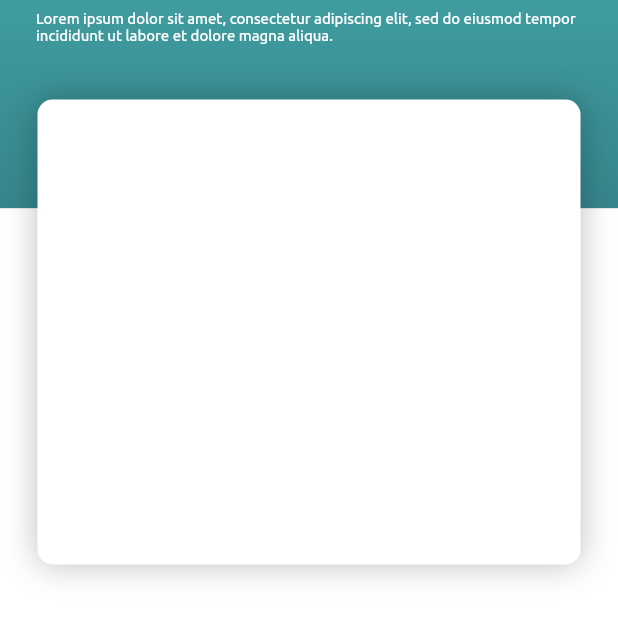
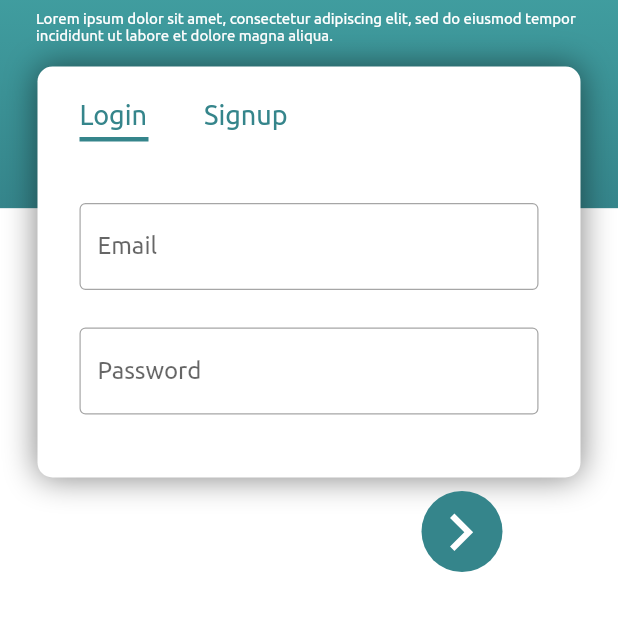
Before and after one commit to AscarisCorp/molly_flutter, a Flutter app: the screen it shows after launch, on a phone screen of 412 x 824 dp, the part 286-928 px from its top. Run offline on Flutter 3.47's test engine with Material 2 defaults, Android fonts, the phone set to English and light mode, and no system bars; our stand-ins replace bloc, flutter_bloc, flutter_svg.

Commit message:
Login and signup edit text included

```diff
--- a/lib/colors/app_colors.dart
+++ b/lib/colors/app_colors.dart
@@ -1,6 +1,26 @@
 import 'dart:ui';
 
+import 'package:flutter/material.dart';
+
 class AppColors{
+
+  MaterialColor get getMaterialColor{
+        Map<int, Color> color =
+{
+50:const Color.fromRGBO(4,131,184, .1),
+100:const Color.fromRGBO(4,131,184, .2),
+200:const Color.fromRGBO(4,131,184, .3),
+300:const Color.fromRGBO(4,131,184, .4),
+400:const Color.fromRGBO(4,131,184, .5),
+500:const Color.fromRGBO(4,131,184, .6),
+600:const Color.fromRGBO(4,131,184, .7),
+700:const Color.fromRGBO(4,131,184, .8),
+800:const Color.fromRGBO(4,131,184, .9),
+900:const Color.fromRGBO(4,131,184, 1),
+};
+     MaterialColor myColor = MaterialColor(0xff35858B, color);
+     return myColor;
+  }
 
   final white = const Color(0xffffffff);
   final black = const Color(0xff000000);
--- a/lib/main.dart
+++ b/lib/main.dart
@@ -1,6 +1,7 @@
 import 'package:flutter/material.dart';
 import 'package:molly/screens/login_screen.dart';
 import 'package:molly/themes/custom_theme.dart';
+import 'package:molly/widgets/login_or_signup.dart';
 
 void main() {
   runApp(const MyApp());
@@ -14,7 +15,8 @@ class MyApp extends StatelessWidget {
     return MaterialApp(
       title: 'Flutter Demo',
       theme: CustomTheme.lightTheme,
-      home: const LoginScreen(),
+      // home: Scaffold(body: LoginOrSignup()),
+      home: LoginScreen(),
     );
   }
 }
--- /dev/null
+++ b/lib/screens/bloc/loginscreen_bloc.dart
@@ -0,0 +1,22 @@
+import 'package:bloc/bloc.dart';
+import 'package:meta/meta.dart';
+import 'package:molly/screens/login_screen.dart';
+
+part 'loginscreen_event.dart';
+part 'loginscreen_state.dart';
+
+class LoginscreenBloc extends Bloc<LoginscreenEvent, LoginscreenState> {
+  LoginscreenBloc() : super(LoginscreenInitial()) {
+
+    on<SelectLoginEvent>((event, emit) {
+        emit(LoginSelectedState());
+    });
+
+     on<SelectSignUpEvent>((event, emit) {
+        emit(SignUpSelectedState());
+    });
+
+
+
+  }
+}
--- /dev/null
+++ b/lib/screens/bloc/loginscreen_event.dart
@@ -0,0 +1,10 @@
+part of 'loginscreen_bloc.dart';
+
+@immutable
+abstract class LoginscreenEvent {}
+
+class SignUpOnclickEvent extends LoginscreenEvent {}
+
+class SelectLoginEvent extends LoginscreenEvent {}
+
+class SelectSignUpEvent extends LoginscreenEvent {}
--- /dev/null
+++ b/lib/screens/bloc/loginscreen_state.dart
@@ -0,0 +1,10 @@
+part of 'loginscreen_bloc.dart';
+
+@immutable
+abstract class LoginscreenState {}
+
+class LoginscreenInitial extends LoginscreenState {}
+
+class LoginSelectedState extends LoginscreenState{}
+
+class SignUpSelectedState extends LoginscreenState{}
--- a/lib/screens/login_screen.dart
+++ b/lib/screens/login_screen.dart
@@ -1,121 +1,20 @@
 import 'package:flutter/material.dart';
-import 'package:flutter_svg/svg.dart';
-import 'package:molly/themes/custom_theme.dart';
+import 'package:molly/widgets/login_bg.dart';
+import 'package:molly/widgets/login_or_signup.dart';
 
-class LoginScreen extends StatefulWidget {
+
+class LoginScreen extends StatelessWidget {
   const LoginScreen({Key? key}) : super(key: key);
 
   @override
-  _LoginScreenState createState() => _LoginScreenState();
-}
-
-class _LoginScreenState extends State<LoginScreen> {
-  @override
   Widget build(BuildContext context) {
     return Scaffold(
-      body: Stack(
-        children: [
-          Column(
-            children: [
-              Expanded(
-                flex: 2,
-                child: Container(
-                  child: Column(
-                    mainAxisAlignment: MainAxisAlignment.center,
-                    children: [
-                      Row(
-                        mainAxisAlignment: MainAxisAlignment.start,
-                        children: [
-                          const SizedBox(
-                            width: 24,
-                          ),
-                          Column(
-                            mainAxisAlignment: MainAxisAlignment.spaceEvenly,
-                            children: [
-                              Container(
-                                height: 40,
-                                color: Colors.white,
-                              ),
-                              Text(
-                                "Welcome!",
-                                style: TextStyle(
-                                  fontSize: 28,
-                                  fontWeight: FontWeight.bold,
-                                  color: CustomTheme.appColors.white,
-                                ),
-                              ),
-                            ],
-                          ),
-                          const SizedBox(
-                            width: 18,
-                          ),
-                          SizedBox(
-                            height: 80,
-                            width: 80,
-                            child: SvgPicture.asset("assets/Logo.svg"),
-                          ),
-                        ],
-                      ),
-                      const SizedBox(
-                        height: 8,
-                      ),
-                      Row(
-                        children: [
-                          Expanded(
-                            child: Padding(
-                              padding: const EdgeInsets.fromLTRB(24, 0, 24, 0),
-                              child: Text(
-                                "Lorem ipsum dolor sit amet, "
-                                "consectetur adipiscing elit, sed do eiusmod tempor "
-                                "incididunt ut labore et dolore magna aliqua.",
-                                style: TextStyle(
-                                    fontSize: 10,
-                                    color: CustomTheme.appColors.white),
-                              ),
-                            ),
-                          ),
-                        ],
-                      ),
-                    ],
-                  ),
-                  decoration: const BoxDecoration(
-                      gradient: LinearGradient(
-                    begin: FractionalOffset(0.0, 0.0),
-                    end: FractionalOffset(0.0, 1.0),
-                    colors: [
-                      Color(0xFF4FBDBA),
-                      Color(0xFF35858B),
-                    ],
-                  )),
-                ),
-              ),
-              Expanded(
-                flex: 3,
-                child: Container(
-                  height: 100,
-                  color: Colors.white,
-                ),
-              ),
-            ],
-          ),
-          Center(
-            child: Container(
-              height: 310,
-              margin: const EdgeInsets.only(left: 25.0, right: 25.0),
-              decoration: BoxDecoration(
-                borderRadius: BorderRadius.circular(10.0),
-                color: const Color(0xFFFFFFFF),
-                boxShadow: const [
-                  BoxShadow(
-                    color: Color(0x40000000),
-                    blurRadius: 18.0,
-                  ),
-                ],
-              ),
-            ),
-          ),
-        ],
-      ),
-    );
+        body: Stack(
+          children: [
+            const LoginBG(),
+            LoginOrSignup(),
+          ],
+        ),
+      );
   }
 }
--- a/lib/themes/custom_theme.dart
+++ b/lib/themes/custom_theme.dart
@@ -8,8 +8,7 @@ class CustomTheme{
 
   static ThemeData get lightTheme {
       return ThemeData(
-        primaryColor: appColors.primaryColor,
-        colorScheme: ThemeData().colorScheme.copyWith(secondary: appColors.secondaryColor),
+        primarySwatch: appColors.getMaterialColor,
         fontFamily: "Ubuntu",
 
       );
--- /dev/null
+++ b/lib/widgets/login_bg.dart
@@ -0,0 +1,95 @@
+import 'package:flutter/material.dart';
+import 'package:flutter_svg/svg.dart';
+
+import '../themes/custom_theme.dart';
+
+class LoginBG extends StatelessWidget {
+  const LoginBG({ Key? key }) : super(key: key);
+
+  @override
+  Widget build(BuildContext context) {
+    return Column(
+            children: [
+              Expanded(
+                flex: 2,
+                child: Container(
+                  child: Column(
+                    mainAxisAlignment: MainAxisAlignment.center,
+                    children: [
+                      Row(
+                        mainAxisAlignment: MainAxisAlignment.start,
+                        children: [
+                          const SizedBox(
+                            width: 24,
+                          ),
+                          Column(
+                            mainAxisAlignment: MainAxisAlignment.spaceEvenly,
+                            children: [
+                              Container(
+                                height: 40,
+                                color: CustomTheme.appColors.white,
+                              ),
+                              Text(
+                                "Welcome!",
+                                style: TextStyle(
+                                  fontSize: 28,
+                                  fontWeight: FontWeight.bold,
+                                  color: CustomTheme.appColors.white,
+                                ),
+                              ),
+                            ],
+                          ),
+                          const SizedBox(
+                            width: 18,
+                          ),
+                          SizedBox(
+                            height: 80,
+                            width: 80,
+                            child: SvgPicture.asset("assets/Logo.svg"),
+                          ),
+                        ],
+                      ),
+                      const SizedBox(
+                        height: 8,
+                      ),
+                      Row(
+                        children: [
+                          Expanded(
+                            child: Padding(
+                              padding: const EdgeInsets.fromLTRB(24, 0, 24, 0),
+                              child: Text(
+                                "Lorem ipsum dolor sit amet, "
+                                "consectetur adipiscing elit, sed do eiusmod tempor "
+                                "incididunt ut labore et dolore magna aliqua.",
+                                style: TextStyle(
+                                    fontSize: 10,
+                                    color: CustomTheme.appColors.white),
+                              ),
+                            ),
+                          ),
+                        ],
+                      ),
+                    ],
+                  ),
+                  decoration: BoxDecoration(
+                      gradient: LinearGradient(
+                    begin: const FractionalOffset(0.0, 0.0),
+                    end: const FractionalOffset(0.0, 1.0),
+                    colors: [
+                      CustomTheme.appColors.secondaryColor,
+                      CustomTheme.appColors.primaryColor,
+                    ],
+                  )),
+                ),
+              ),
+              Expanded(
+                flex: 3,
+                child: Container(
+                  height: 100,
+                  color: CustomTheme.appColors.white,
+                ),
+              ),
+            ],
+          );
+  }
+}
--- /dev/null
+++ b/lib/widgets/login_or_signup.dart
@@ -0,0 +1,236 @@
+import 'package:flutter/material.dart';
+import 'package:flutter_bloc/flutter_bloc.dart';
+import 'package:flutter_svg/svg.dart';
+import 'package:molly/screens/bloc/loginscreen_bloc.dart';
+import 'package:molly/themes/custom_theme.dart';
+
+class LoginOrSignup extends StatelessWidget {
+  LoginOrSignup({Key? key}) : super(key: key);
+
+  final GlobalKey<FormState> _loginKey = GlobalKey();
+
+  @override
+  Widget build(BuildContext context) {
+    return Center(
+      child: BlocProvider(
+        create: (BuildContext context) =>
+            LoginscreenBloc()..add(SelectLoginEvent()),
+        child: BlocBuilder<LoginscreenBloc, LoginscreenState>(
+          builder: (BuildContext context, state) {
+            return Column(
+              mainAxisAlignment: MainAxisAlignment.center,
+              children: [
+              Container(
+                margin: const EdgeInsets.only(left: 25.0, right: 25.0),
+                decoration: BoxDecoration(
+                  borderRadius: BorderRadius.circular(10.0),
+                  color: CustomTheme.appColors.white,
+                  boxShadow: const [
+                    BoxShadow(
+                      color: Color.fromARGB(125, 0, 0, 0),
+                      blurRadius: 18.0,
+                    ),
+                  ],
+                ),
+                child: Padding(
+                    padding: const EdgeInsets.fromLTRB(28, 22, 28, 22),
+                    child: Form(
+                      key: _loginKey,
+                      child: Column(
+                        mainAxisSize: MainAxisSize.min,
+                        crossAxisAlignment: CrossAxisAlignment.start,
+                        children: [
+                          Row(
+                            mainAxisSize: MainAxisSize.max,
+                            mainAxisAlignment: MainAxisAlignment.start,
+                            children: [
+                              GestureDetector(
+                                onTap: (() =>
+                                    BlocProvider.of<LoginscreenBloc>(context)
+                                        .add(SelectLoginEvent())),
+                                child: Text(
+                                  "Login",
+                                  style: TextStyle(
+                                      fontSize: 18,
+                                      fontWeight: FontWeight.w500,
+                                      color:
+                                          CustomTheme.appColors.primaryColor),
+                                ),
+                              ),
+                              const SizedBox(
+                                width: 38,
+                              ),
+                              GestureDetector(
+                                onTap: () =>
+                                    BlocProvider.of<LoginscreenBloc>(context)
+                                        .add(SelectSignUpEvent()),
+                                child: Text(
+                                  "Signup",
+                                  style: TextStyle(
+                                      fontSize: 18,
+                                      fontWeight: FontWeight.w500,
+                                      color:
+                                          CustomTheme.appColors.primaryColor),
+                                ),
+                              ),
+                            ],
+                          ),
+                          const SizedBox(
+                            height: 4,
+                          ),
+                          SizedBox(
+                            height: 4,
+                            width: 200,
+                            child: Stack(
+                              children: [
+                                AnimatedPositioned(
+                                  left: state is LoginSelectedState
+                                      ? 0
+                                      : state is SignUpSelectedState
+                                          ? 84
+                                          : 0,
+                                  duration: const Duration(milliseconds: 100),
+                                  child: Container(
+                                    color: CustomTheme.appColors.primaryColor,
+                                    height: 3,
+                                    width: state is LoginSelectedState
+                                        ? 46
+                                        : state is SignUpSelectedState
+                                            ? 56
+                                            : 46,
+                                  ),
+                                ),
+                              ],
+                            ),
+                          ),
+                          const SizedBox(
+                            height: 40,
+                          ),
+                          Visibility(
+                            visible: state is LoginSelectedState,
+                            child: TextFormField(
+                              decoration: InputDecoration(
+                                hintText: "Enter Email",
+                                labelText: "Email",
+                                errorText: null,
+                                border: const OutlineInputBorder(),
+                                errorBorder: OutlineInputBorder(
+                                  borderSide: BorderSide(
+                                    color: CustomTheme.appColors.textError,
+                                    width: 2,
+                                  ),
+                                ),
+                                hintStyle: TextStyle(
+                                    color: CustomTheme.appColors.textHint),
+                                enabledBorder: OutlineInputBorder(
+                                  borderSide: BorderSide(
+                                      color: CustomTheme.appColors.textHint,
+                                      width: 0.8),
+                                ),
+                              ),
+                              validator: (value) {
+                                if (value!.isEmpty) {
+                                  return "Email is empty";
+                                } else {
+                                  return null;
+                                }
+                              },
+                            ),
+                          ),
+                          Visibility(
+                            visible: state is LoginSelectedState,
+                            child: const SizedBox(
+                              height: 25,
+                            ),
+                          ),
+                          Visibility(
+                            visible: state is LoginSelectedState,
+                            child: TextFormField(
+                              decoration: InputDecoration(
+                                hintText: "Enter Password",
+                                labelText: "Password",
+                                errorText: null,
+                                border: const OutlineInputBorder(),
+                                errorBorder: OutlineInputBorder(
+                                  borderSide: BorderSide(
+                                    color: CustomTheme.appColors.textError,
+                                    width: 2,
+                                  ),
+                                ),
+                                hintStyle: TextStyle(
+                                    color: CustomTheme.appColors.textHint),
+                                enabledBorder: OutlineInputBorder(
+                                  borderSide: BorderSide(
+                                      color: CustomTheme.appColors.textHint,
+                                      width: 0.8),
+                                ),
+                              ),
+                              validator: (value) {
+                                if (value!.isEmpty) {
+                                  return "Password is empty";
+                                }
+                                return null;
+                              },
+                            ),
+                          ),
+                          Visibility(
+                            visible: state is SignUpSelectedState,
+                            child: TextFormField(
+                              decoration: InputDecoration(
+                                hintText: "Enter Phone Number",
+                                labelText: "Phone Number",
+                                errorText: null,
+                                border: const OutlineInputBorder(),
+                                errorBorder: OutlineInputBorder(
+                                  borderSide: BorderSide(
+                                    color: CustomTheme.appColors.textError,
+                                    width: 2,
+                                  ),
+                                ),
+                                hintStyle: TextStyle(
+                                    color: CustomTheme.appColors.textHint),
+                                enabledBorder: OutlineInputBorder(
+                                  borderSide: BorderSide(
+                                      color: CustomTheme.appColors.textHint,
+                                      width: 0.8),
+                                ),
+                              ),
+                              validator: (value) {
+                                if (value!.isEmpty) {
+                                  return "Phone is invalid";
+                                }
+                                return null;
+                              },
+                            ),
+                          ),
+                          const SizedBox(
+                            height: 20,
+                          ),
+                        ],
+                      ),
+                    )),
+              ),
+              Padding(
+                padding: const EdgeInsets.fromLTRB(0, 0, 64, 0),
+                child: Row(
+                  mainAxisAlignment: MainAxisAlignment.end,
+                  children: [
+                    SizedBox(
+                      height: 80,
+                      width: 80,
+                      child: FloatingActionButton(
+                        backgroundColor: Colors.transparent,
+                        elevation: 0,
+                        child: SvgPicture.asset("assets/next.svg"),
+                      onPressed: () {}),
+                    )
+                    ],
+                ),
+              )
+            ]);
+          },
+        ),
+      ),
+    );
+  }
+}
--- a/pubspec.yaml
+++ b/pubspec.yaml
@@ -35,6 +35,7 @@ dependencies:
   # Use with the CupertinoIcons class for iOS style icons.
   cupertino_icons: ^1.0.2
   flutter_svg: ^1.0.2
+  flutter_bloc: ^8.0.1
 
 dev_dependencies:
   flutter_test:
@@ -66,6 +67,7 @@ flutter:
   # To add assets to your application, add an assets section, like this:
   assets:
     - assets/Logo.svg
+    - assets/next.svg
 
   # An image asset can refer to one or more resolution-specific "variants", see
   # https://flutter.dev/assets-and-images/#resolution-aware.
```
Also changed, not shown: assets/next.svg (added), pubspec.lock.
